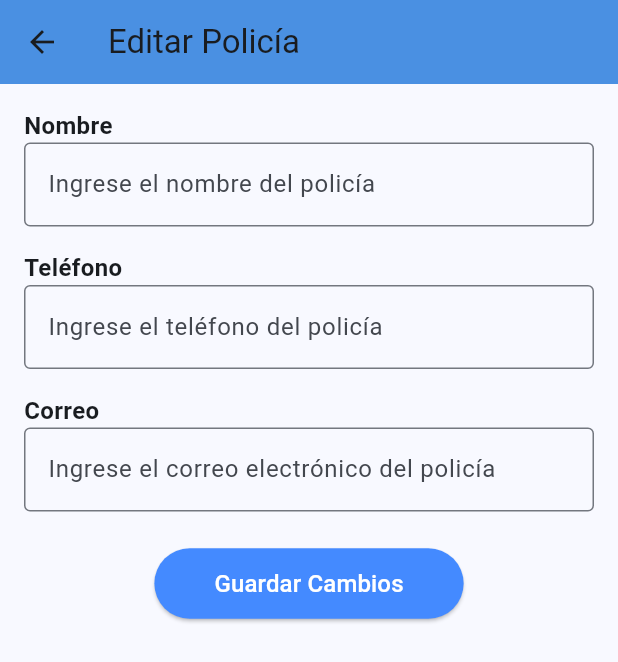
After one commit to FrancoAlv/IOT_FLUTTER, a Flutter app: the PoliciasEditView screen opened by its route, on a phone screen of 412 x 824 dp. The commit adds this screen. Shown: the top 662 px of the screen. Run offline on Flutter 3.47's test engine with Material 3 defaults, Android fonts, the phone set to English and light mode, and no system bars; our stand-ins replace firebase_auth, firebase_core, firebase_messaging, fl_chart, flutter_local_notifications, go_router and 5 more; missing offline and left inert: flutter_foreground_task, injector; accounts and stored records are empty; generated files the repository leaves out were written again.

Commit message:
Comenzando el diseño de los policias

```diff
--- a/lib/router/main_router.dart
+++ b/lib/router/main_router.dart
@@ -6,6 +6,8 @@ import 'package:app_iot_web/views/contador/contador_view.dart';
 import 'package:app_iot_web/views/init/init_view.dart';
 import 'package:app_iot_web/views/login/login_view.dart';
 import 'package:app_iot_web/views/perfil/perfil_view.dart';
+import 'package:app_iot_web/views/policias/policias_add_view.dart';
+import 'package:app_iot_web/views/policias/policias_edit_view.dart';
 import 'package:app_iot_web/views/policias/policias_view.dart';
 import 'package:app_iot_web/views/registre/registre_view.dart';
 import 'package:firebase_auth/firebase_auth.dart';
@@ -18,10 +20,6 @@ sealed class MainRouter {
   static GoRouter router = GoRouter(
       navigatorKey: GlobalKey<NavigatorState>(),
       redirect: (context, state) {
-        if (Consts.keyrouter =="/contador"){
-          Consts.keyrouter ="";
-          return "/contador" ;
-        }
         final isLoggedIn = FirebaseAuth.instance.currentUser != null;
         final publicRoutes = ['/login', '/registre'];
         final protectedRoutes = ['/', '/dashboard', '/profile',"/informacion_personal","/contador","/policias",];
@@ -82,6 +80,28 @@ sealed class MainRouter {
         builder: (BuildContext context, GoRouterState state) {
           return  PoliciasView();
         },
+        routes: [
+          GoRoute(
+            path: 'add',
+            builder: (BuildContext context, GoRouterState state) {
+              return PoliciasAddView();
+            },
+          ),
+          GoRoute(
+            path: 'edit',
+            builder: (BuildContext context, GoRouterState state) {
+              final nombre = state.extra != null ? (state.extra as Map)['nombre'] : '';
+              final telefono = state.extra != null ? (state.extra as Map)['telefono'] : '';
+              final correo = state.extra != null ? (state.extra as Map)['correo'] : '';
+
+              return PoliciasEditView(
+                nombre: nombre,
+                telefono: telefono,
+                correo: correo,
+              );
+            },
+          ),
+        ],
       ),
     ],
   );
--- /dev/null
+++ b/lib/views/policias/policias_edit_view.dart
@@ -0,0 +1,109 @@
+import 'package:flutter/material.dart';
+
+class PoliciasEditView extends StatelessWidget {
+  final TextEditingController nombreController;
+  final TextEditingController telefonoController;
+  final TextEditingController correoController;
+
+  PoliciasEditView({
+    required String nombre,
+    required String telefono,
+    required String correo,
+    Key? key,
+  })  : nombreController = TextEditingController(text: nombre),
+        telefonoController = TextEditingController(text: telefono),
+        correoController = TextEditingController(text: correo),
+        super(key: key);
+
+  void _saveChanges(BuildContext context) {
+    final nombre = nombreController.text;
+    final telefono = telefonoController.text;
+    final correo = correoController.text;
+
+    if (nombre.isEmpty || telefono.isEmpty || correo.isEmpty) {
+      ScaffoldMessenger.of(context).showSnackBar(
+        SnackBar(
+          content: Text("Todos los campos son obligatorios"),
+          backgroundColor: Colors.redAccent,
+        ),
+      );
+      return;
+    }
+
+    // Aquí puedes agregar la lógica para guardar los cambios
+    Navigator.pop(context, {
+      'nombre': nombre,
+      'telefono': telefono,
+      'correo': correo,
+    });
+  }
+
+  @override
+  Widget build(BuildContext context) {
+    return Scaffold(
+      appBar: AppBar(
+        title: Text("Editar Policía"),
+        backgroundColor: Color(0xFF4A90E2),
+      ),
+      body: Padding(
+        padding: const EdgeInsets.all(16.0),
+        child: Column(
+          crossAxisAlignment: CrossAxisAlignment.start,
+          children: [
+            Text(
+              "Nombre",
+              style: TextStyle(fontSize: 16, fontWeight: FontWeight.bold),
+            ),
+            TextField(
+              controller: nombreController,
+              decoration: InputDecoration(
+                border: OutlineInputBorder(),
+                hintText: "Ingrese el nombre del policía",
+              ),
+            ),
+            SizedBox(height: 16),
+            Text(
+              "Teléfono",
+              style: TextStyle(fontSize: 16, fontWeight: FontWeight.bold),
+            ),
+            TextField(
+              controller: telefonoController,
+              keyboardType: TextInputType.phone,
+              decoration: InputDecoration(
+                border: OutlineInputBorder(),
+                hintText: "Ingrese el teléfono del policía",
+              ),
+            ),
+            SizedBox(height: 16),
+            Text(
+              "Correo",
+              style: TextStyle(fontSize: 16, fontWeight: FontWeight.bold),
+            ),
+            TextField(
+              controller: correoController,
+              keyboardType: TextInputType.emailAddress,
+              decoration: InputDecoration(
+                border: OutlineInputBorder(),
+                hintText: "Ingrese el correo electrónico del policía",
+              ),
+            ),
+            SizedBox(height: 24),
+            Center(
+              child: ElevatedButton(
+                onPressed: () => _saveChanges(context),
+                style: ElevatedButton.styleFrom(
+                  backgroundColor: Colors.blueAccent,
+                  padding: EdgeInsets.symmetric(horizontal: 40, vertical: 12),
+                ),
+                child: Text(
+                  "Guardar Cambios",
+                  style: TextStyle(fontSize: 16, color: Colors.white),
+                ),
+              ),
+            ),
+          ],
+        ),
+      ),
+    );
+  }
+}
```
Also changed, not shown: lib/views/policias/policias_add_view.dart (added, +99 -0 lines), lib/views/policias/policias_view.dart (+3 -10 lines).
